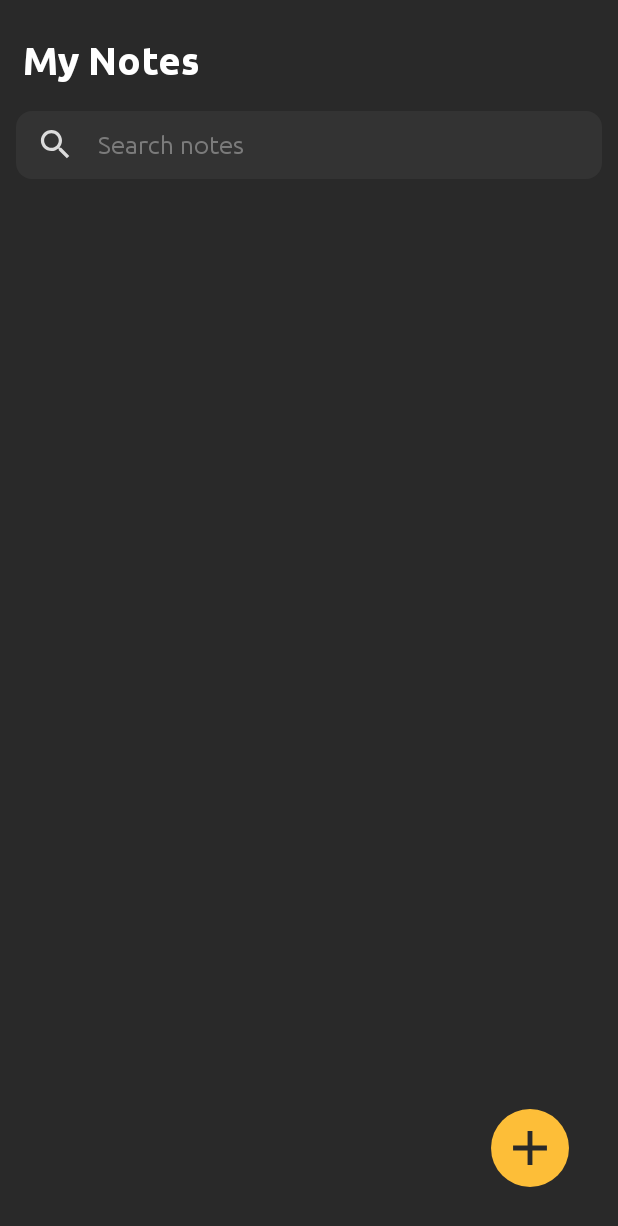
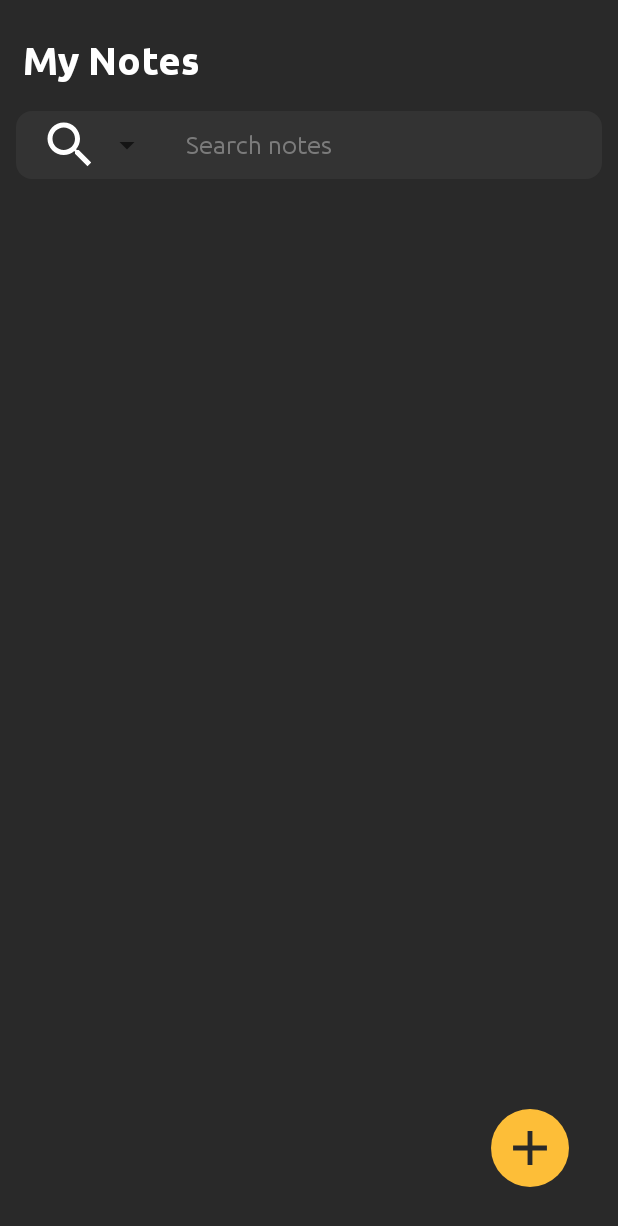
Before and after one commit to alecbuivhp/hikokai-notes, an Android app: the screen it shows after launch (MainActivity), on a phone screen of 412 x 824 dp. Shown: the top 1226 px of the screen. Run offline under Robolectric (Android 15) with nearby library versions, the phone set to English and light mode, and no system bars; our stand-ins replace Room's generated code, sdp/ssp sizes.

Commit message:
(+) Search mode

```diff
--- a/app/src/main/java/com/example/hikokainotes/activities/MainActivity.java
+++ b/app/src/main/java/com/example/hikokainotes/activities/MainActivity.java
@@ -1,10 +1,4 @@
 package com.example.hikokainotes.activities;
-
-import androidx.annotation.Nullable;
-import androidx.appcompat.app.AlertDialog;
-import androidx.appcompat.app.AppCompatActivity;
-import androidx.recyclerview.widget.RecyclerView;
-import androidx.recyclerview.widget.StaggeredGridLayoutManager;
 
 import android.annotation.SuppressLint;
 import android.content.Intent;
@@ -13,18 +7,31 @@ import android.os.AsyncTask;
 import android.os.Bundle;
 import android.text.Editable;
 import android.text.TextWatcher;
-import android.util.Log;
 import android.view.LayoutInflater;
 import android.view.View;
 import android.view.ViewGroup;
+import android.view.inputmethod.EditorInfo;
+import android.widget.AdapterView;
 import android.widget.EditText;
 import android.widget.ImageView;
+import android.widget.Spinner;
+import android.widget.TextView;
+
+import androidx.annotation.Nullable;
+import androidx.appcompat.app.AlertDialog;
+import androidx.appcompat.app.AppCompatActivity;
+import androidx.recyclerview.widget.RecyclerView;
+import androidx.recyclerview.widget.StaggeredGridLayoutManager;
 
 import com.example.hikokainotes.R;
 import com.example.hikokainotes.adapters.NotesAdapter;
+import com.example.hikokainotes.adapters.SpinnerAdapter;
 import com.example.hikokainotes.database.NotesDatabase;
 import com.example.hikokainotes.entities.Note;
 import com.example.hikokainotes.listeners.NotesListener;
+import com.google.android.material.chip.Chip;
+import com.google.android.material.chip.ChipDrawable;
+import com.google.android.material.chip.ChipGroup;
 
 import java.util.ArrayList;
 import java.util.List;
@@ -41,6 +48,11 @@ public class MainActivity extends AppCompatActivity implements NotesListener {
     private int noteClickedPosition = -1;
 
     private AlertDialog dialogDelete;
+
+    int[] searchMode = {R.drawable.ic_search, R.drawable.ic_tag};
+    private ChipGroup chipGroupSearch;
+
+    private int searchChosen = 0;
 
     @Override
     protected void onCreate(Bundle savedInstanceState) {
@@ -60,7 +72,10 @@ public class MainActivity extends AppCompatActivity implements NotesListener {
         getNotes(REQUEST_CODE_SHOW_NOTES, false);
 
         EditText inputSearch = findViewById(R.id.inputSearch);
-        inputSearch.addTextChangedListener(new TextWatcher() {
+        chipGroupSearch = findViewById(R.id.chip_group_search);
+
+        // Text Listener search word
+        TextWatcher textWatcher = new TextWatcher() {
             @Override
             public void beforeTextChanged(CharSequence s, int start, int count, int after) {
 
@@ -68,16 +83,63 @@ public class MainActivity extends AppCompatActivity implements NotesListener {
 
             @Override
             public void onTextChanged(CharSequence s, int start, int before, int count) {
-                notesAdapter.cancelTimer();
+                if (searchChosen == 0) {
+                    notesAdapter.cancelTimer();
+                }
             }
 
             @Override
             public void afterTextChanged(Editable s) {
-                if (noteList.size() != 0) {
+                if (noteList.size() != 0 && searchChosen == 0) {
                     notesAdapter.searchNotes(s.toString());
                 }
             }
+        };
+
+        // Action Listener search tag
+        TextView.OnEditorActionListener onEditorActionListener = (v, actionId, event) -> {
+            if (actionId == EditorInfo.IME_ACTION_DONE && searchChosen == 1) {
+                if (chipGroupSearch.getVisibility() == View.GONE) {
+                    chipGroupSearch.setVisibility(View.VISIBLE);
+                }
+
+                Chip chip = new Chip(MainActivity.this);
+                ChipDrawable drawable = ChipDrawable.createFromAttributes(MainActivity.this, null, 0, R.style.Widget_MaterialComponents_Chip_Entry);
+                chip.setChipDrawable(drawable);
+                chip.setCheckable(false);
+                chip.setClickable(false);
+                chip.setPadding(60, 10, 60, 10);
+                chip.setText(inputSearch.getText().toString());
+                chip.setOnCloseIconClickListener(v1 -> chipGroupSearch.removeView(chip));
+                chipGroupSearch.addView(chip);
+                inputSearch.setText("");
+                return true;
+            }
+            return false;
+        };
+
+        Spinner spin = (Spinner) findViewById(R.id.spinner);
+        spin.setOnItemSelectedListener(new AdapterView.OnItemSelectedListener() {
+            @Override
+            public void onItemSelected(AdapterView<?> parent, View view, int position, long id) {
+                searchChosen = position;
+                if (position == 0) {
+                    chipGroupSearch.setVisibility(View.GONE);
+                    inputSearch.addTextChangedListener(textWatcher);
+
+                } else if (position == 1) {
+                    inputSearch.setOnEditorActionListener(onEditorActionListener);
+                }
+            }
+
+            @Override
+            public void onNothingSelected(AdapterView<?> parent) {
+
+            }
         });
+
+        SpinnerAdapter spinnerAdapter = new SpinnerAdapter(getApplicationContext(), searchMode);
+        spin.setAdapter(spinnerAdapter);
     }
 
     @Override
@@ -129,12 +191,7 @@ public class MainActivity extends AppCompatActivity implements NotesListener {
                 }
             });
 
-            view.findViewById(R.id.textCancel).setOnClickListener(new View.OnClickListener() {
-                @Override
-                public void onClick(View v) {
-                    dialogDelete.dismiss();
-                }
-            });
+            view.findViewById(R.id.textCancel).setOnClickListener(v -> dialogDelete.dismiss());
         }
         dialogDelete.show();
     }
--- a/app/src/main/java/com/example/hikokainotes/adapters/NotesAdapter.java
+++ b/app/src/main/java/com/example/hikokainotes/adapters/NotesAdapter.java
@@ -73,7 +73,7 @@ public class NotesAdapter extends RecyclerView.Adapter<NotesAdapter.NoteViewHold
         void setNote(Note note) {
             textTitle.setText(note.getTitle());
             textUpdateTime.setText(note.getUpdateTime());
-            textTag.setText(note.getTag());
+            textTag.setText(note.getTags().replace("|", ", "));
         }
     }
 
@@ -87,7 +87,7 @@ public class NotesAdapter extends RecyclerView.Adapter<NotesAdapter.NoteViewHold
                 } else {
                     ArrayList<Note> temp = new ArrayList<>();
                     for (Note note : notesSource) {
-                        if (note.getTitle().toLowerCase().contains(keyword.toLowerCase()) || note.getTag().toLowerCase().contains(keyword.toLowerCase()) || note.getNoteText().toLowerCase().contains(keyword.toLowerCase())) {
+                        if (note.getTitle().toLowerCase().contains(keyword.toLowerCase()) || note.getNoteText().toLowerCase().contains(keyword.toLowerCase())) {
                             temp.add(note);
                         }
                     }
--- /dev/null
+++ b/app/src/main/java/com/example/hikokainotes/adapters/SpinnerAdapter.java
@@ -0,0 +1,47 @@
+package com.example.hikokainotes.adapters;
+
+import android.annotation.SuppressLint;
+import android.content.Context;
+import android.view.LayoutInflater;
+import android.view.View;
+import android.view.ViewGroup;
+import android.widget.BaseAdapter;
+import android.widget.ImageView;
+
+import com.example.hikokainotes.R;
+
+public class SpinnerAdapter extends BaseAdapter {
+    Context context;
+    int[] searchMode;
+    LayoutInflater inflater;
+
+    public SpinnerAdapter(Context applicationContext, int[] searchMode) {
+        this.context = applicationContext;
+        this.searchMode = searchMode;
+        inflater = (LayoutInflater.from(applicationContext));
+    }
+
+    @Override
+    public int getCount() {
+        return searchMode.length;
+    }
+
+    @Override
+    public Object getItem(int position) {
+        return null;
+    }
+
+    @Override
+    public long getItemId(int position) {
+        return 0;
+    }
+
+    @SuppressLint({"ViewHolder", "InflateParams"})
+    @Override
+    public View getView(int position, View convertView, ViewGroup parent) {
+        convertView = inflater.inflate(R.layout.item_search_mode, null);
+        ImageView icon = (ImageView) convertView.findViewById(R.id.imageView);
+        icon.setImageResource(searchMode[position]);
+        return convertView;
+    }
+}
--- a/app/src/main/res/layout/activity_main.xml
+++ b/app/src/main/res/layout/activity_main.xml
@@ -35,12 +35,12 @@
         android:paddingEnd="@dimen/_10sdp"
         app:layout_constraintTop_toBottomOf="@+id/textHeader">
 
-        <ImageView
-            android:layout_width="@dimen/_20sdp"
-            android:layout_height="@dimen/_20sdp"
-            android:contentDescription="@string/app_name"
-            android:src="@drawable/ic_search"
-            app:tint="@color/colorSearchIcon" />
+        <Spinner
+            android:id="@+id/spinner"
+            android:layout_width="@dimen/_65sdp"
+            android:layout_height="@dimen/_35sdp"
+            app:tint="@color/colorSearchIcon"
+            android:popupBackground="@color/colorPrimary"/>
 
         <EditText
             android:id="@+id/inputSearch"
@@ -60,6 +60,19 @@
             android:textSize="@dimen/_13ssp" />
     </LinearLayout>
 
+    <com.google.android.material.chip.ChipGroup
+        android:id="@+id/chip_group_search"
+        android:layout_width="match_parent"
+        android:layout_height="wrap_content"
+        android:layout_marginStart="@dimen/_12sdp"
+        android:layout_marginTop="@dimen/_12ssp"
+        android:layout_marginEnd="@dimen/_12sdp"
+        app:layout_constraintBottom_toTopOf="@id/notesRecyclerView"
+        app:layout_constraintLeft_toLeftOf="parent"
+        app:layout_constraintRight_toRightOf="parent"
+        app:layout_constraintTop_toBottomOf="@id/layoutSearch"
+        android:visibility="gone"/>
+
     <androidx.recyclerview.widget.RecyclerView
         android:id="@+id/notesRecyclerView"
         android:layout_width="match_parent"
@@ -71,7 +84,7 @@
         android:paddingRight="@dimen/_12sdp"
         android:paddingBottom="@dimen/_12sdp"
         app:layout_constraintBottom_toBottomOf="parent"
-        app:layout_constraintTop_toBottomOf="@id/layoutSearch" />
+        app:layout_constraintTop_toBottomOf="@id/chip_group_search" />
 
 
     <ImageView
--- /dev/null
+++ b/app/src/main/res/layout/item_search_mode.xml
@@ -0,0 +1,17 @@
+<?xml version="1.0" encoding="utf-8"?>
+<LinearLayout xmlns:android="http://schemas.android.com/apk/res/android"
+    xmlns:app="http://schemas.android.com/apk/res-auto"
+    android:layout_width="wrap_content"
+    android:layout_height="wrap_content"
+    android:orientation="horizontal">
+
+    <ImageView
+        android:id="@+id/imageView"
+        android:layout_width="@dimen/_35sdp"
+        android:layout_height="@dimen/_35sdp"
+        android:contentDescription="@string/app_name"
+        android:padding="@dimen/_2sdp"
+        android:src="@drawable/ic_search"
+        app:tint="@color/colorSearchIcon" />
+
+</LinearLayout>
```
Also changed, not shown: app/src/main/java/com/example/hikokainotes/activities/NoteActivity.java (+28 -3 lines), app/src/main/java/com/example/hikokainotes/entities/Note.java (+6 -6 lines).
